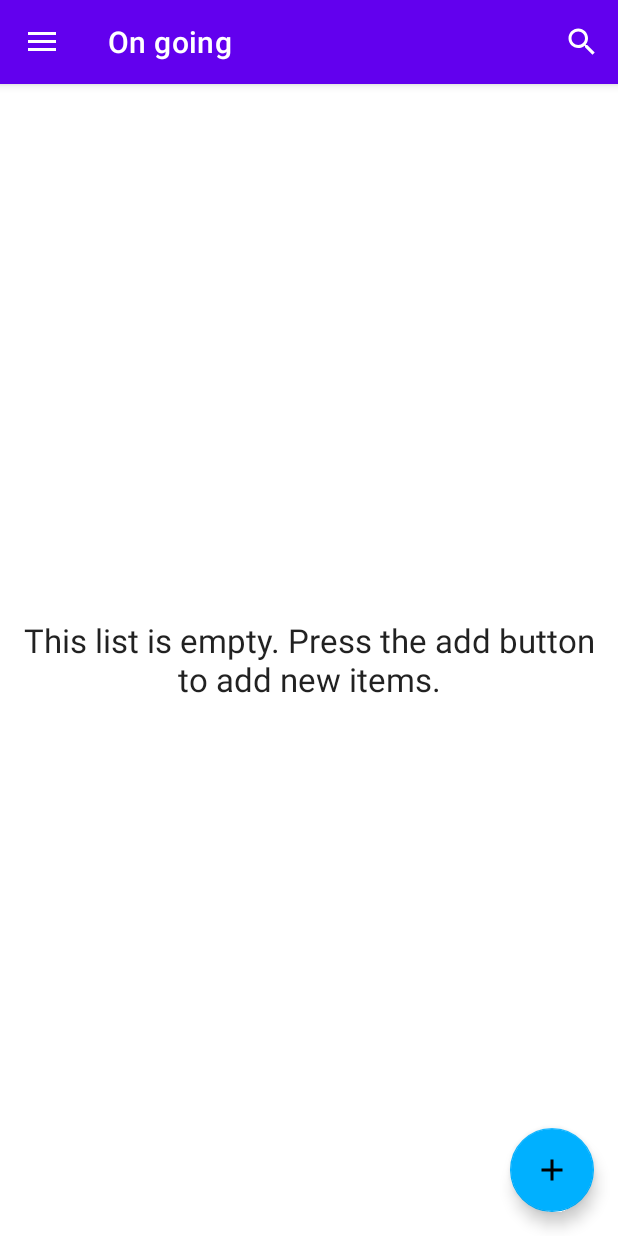
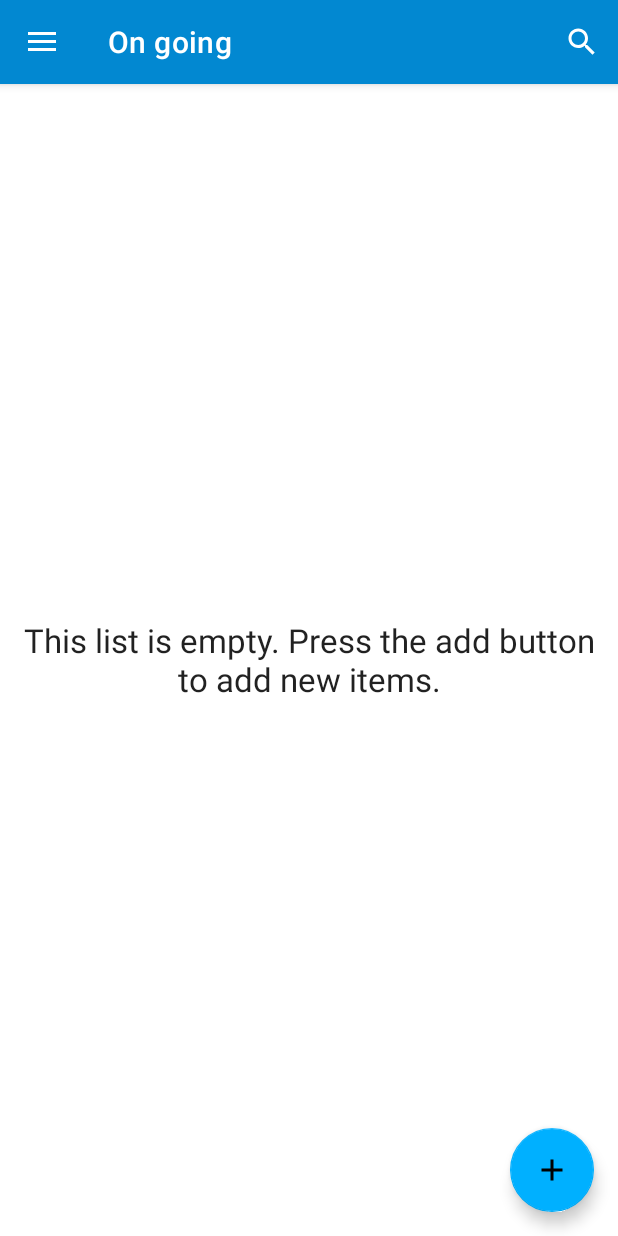
Before and after one commit to YAJATapps/ReminderApp, an Android app: the screen it shows after launch (MainActivity), on a phone screen of 412 x 824 dp. Run offline under Robolectric (Android 15) with nearby library versions, the phone set to English and light mode, and no system bars; our stand-ins replace Room's generated code, navigation-ui.

Commit message:
Replace purple with blue colors in theme.

```diff
--- a/app/src/main/res/drawable/side_nav_bar.xml
+++ b/app/src/main/res/drawable/side_nav_bar.xml
@@ -2,7 +2,7 @@
     android:shape="rectangle">
     <gradient
         android:angle="135"
-        android:centerColor="#0288d1"
+        android:centerColor="@color/toolbar"
         android:startColor="@color/colorSecondary"
         android:endColor="@color/colorSecondaryVariant"
         android:type="linear" />
--- a/app/src/main/res/values/colors.xml
+++ b/app/src/main/res/values/colors.xml
@@ -1,12 +1,8 @@
 <?xml version="1.0" encoding="utf-8"?>
 <resources>
-    <color name="purple_200">#FFBB86FC</color>
-    <color name="purple_500">#FF6200EE</color>
-    <color name="purple_700">#FF3700B3</color>
-    <color name="teal_200">#FF03DAC5</color>
-    <color name="teal_700">#FF018786</color>
     <color name="black">#FF000000</color>
     <color name="white">#FFFFFFFF</color>
     <color name="colorSecondaryVariant">#005b9f</color>
     <color name="colorSecondary">#00b0ff</color>
+    <color name="toolbar">#0288d1</color>
 </resources>
--- a/app/src/main/res/values/themes.xml
+++ b/app/src/main/res/values/themes.xml
@@ -2,8 +2,8 @@
     <!-- Base application theme. -->
     <style name="Theme.ReminderApp" parent="Theme.MaterialComponents.Light.DarkActionBar">
         <!-- Primary brand color. -->
-        <item name="colorPrimary">@color/purple_500</item>
-        <item name="colorPrimaryVariant">@color/purple_700</item>
+        <item name="colorPrimary">@color/toolbar</item>
+        <item name="colorPrimaryVariant">@color/colorSecondaryVariant</item>
         <item name="colorOnPrimary">@color/white</item>
         <!-- Secondary brand color. -->
         <item name="colorSecondary">@color/colorSecondary</item>
```
